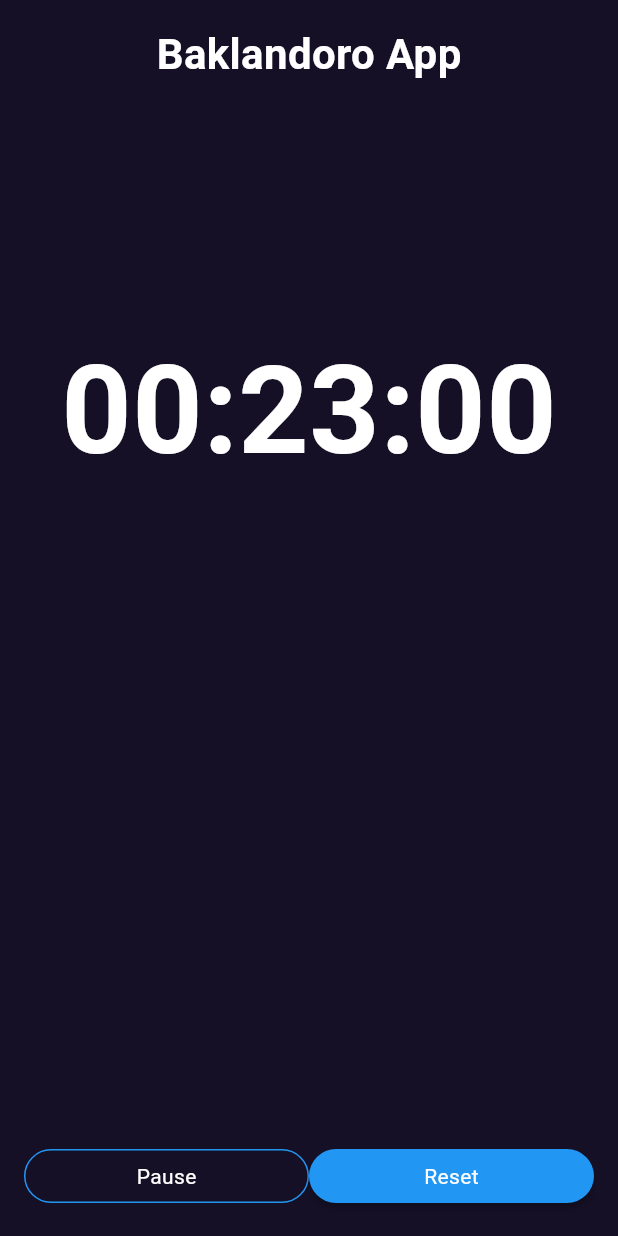
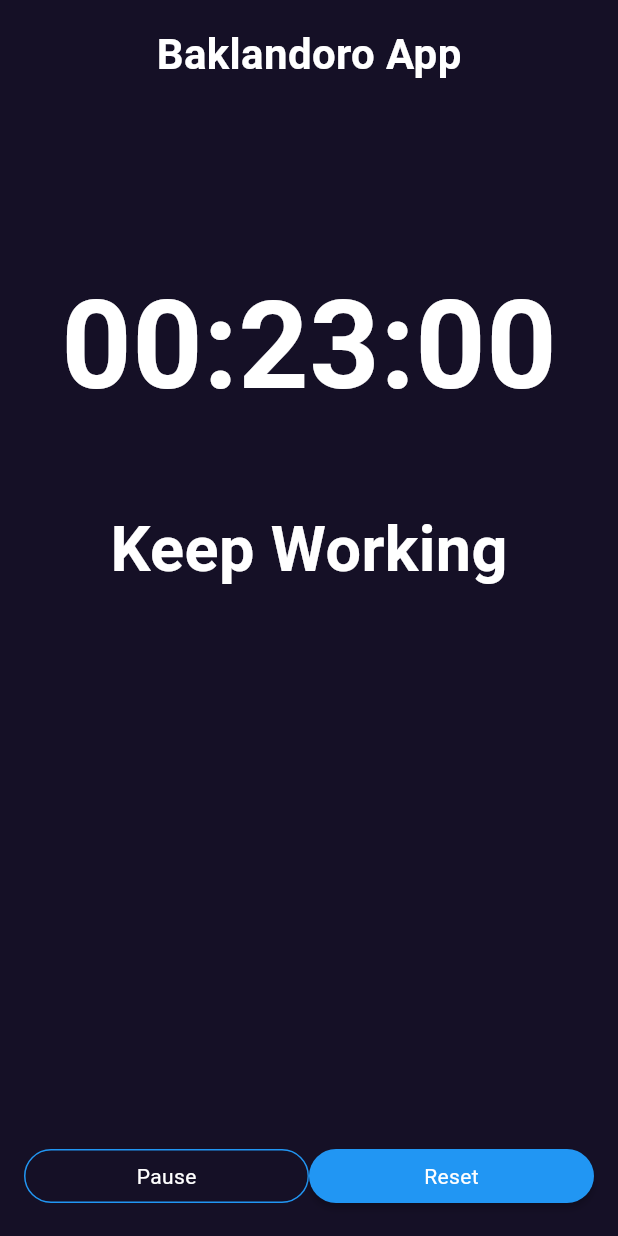
Before and after one commit to ZhBair/baklandoro, a Flutter app: the screen it shows after launch, after a tap on "Start", on a phone screen of 412 x 824 dp. Run offline on Flutter 3.47's test engine with Material 3 defaults, Android fonts, the phone set to English and light mode, and no system bars.

Commit message:
fixet list and map, add text - Keep working and Relax

```diff
--- a/lib/main.dart
+++ b/lib/main.dart
@@ -33,6 +33,7 @@ int seconds = 0, minutes = 25, hours = 0;
 String digitSeconds = "00", digitMinutes = "25", digitHours = "00";
 Timer? timer;
 bool started = false;
+bool relax = false;
 List laps = [];
 Color colorText = Colors.white;
 Map<String, int> map = {"job": 0, "shortBreak": 0, "longBreak": 0};
@@ -59,8 +60,11 @@ Map<String, int> map = {"job": 0, "shortBreak": 0, "longBreak": 0};
       digitMinutes = "25";
       digitHours = "00";
 
+      colorText = Colors.white;
       started = false;
-
+      relax = false;
+      laps.clear();
+      map = {"job": 0, "shortBreak": 0, "longBreak": 0};
     });
   }
 
@@ -180,6 +184,16 @@ Map<String, int> map = {"job": 0, "shortBreak": 0, "longBreak": 0};
                   ),
                 ),
               ),
+              Center(
+                child: Text(
+                  (!started) ? "" : ((!relax) ? "Keep Working" : "Relax"),
+                  style: TextStyle(
+                    color: colorText,
+                    fontSize: 42.0,
+                    fontWeight: FontWeight.w600,
+                  ),
+                ),
+              ),
               Container(
                 height: 200.0,
                 decoration: BoxDecoration(
```
